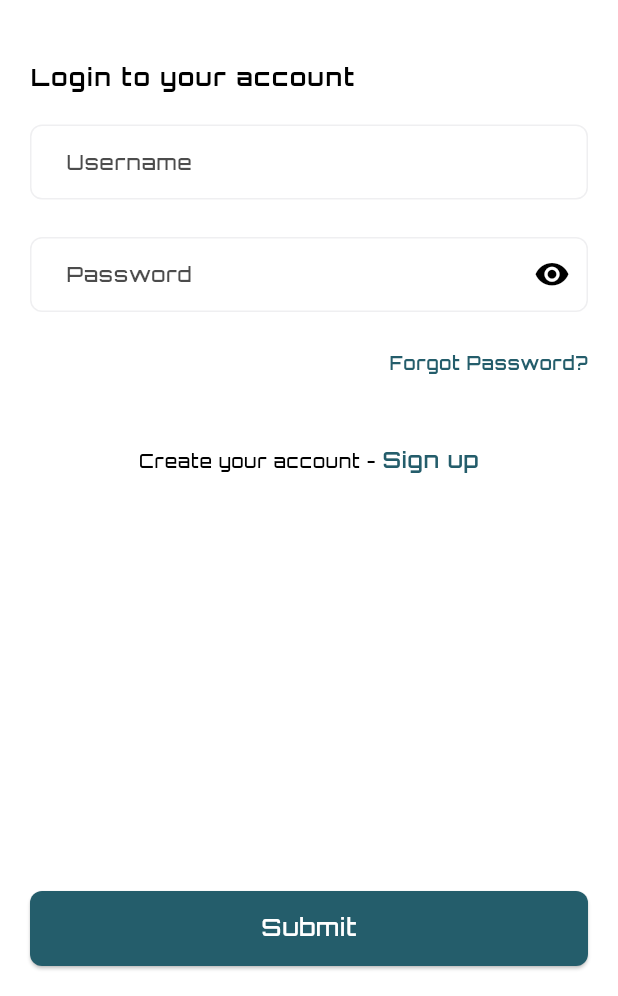
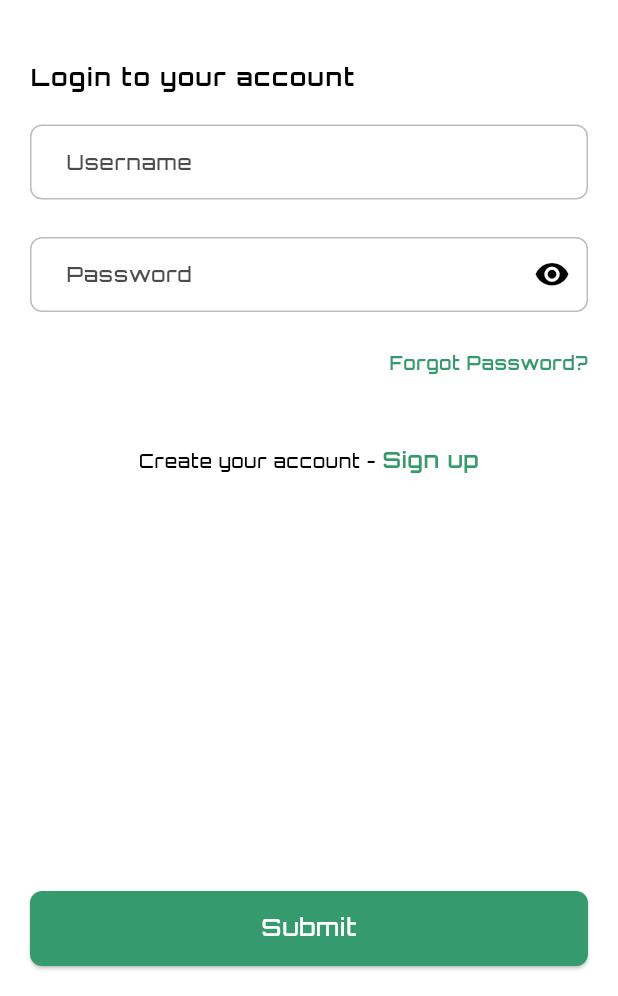
Before and after one commit to SatyaMirthipati/money_transact, a Flutter app: the screen it shows after launch, on a phone screen of 412 x 824 dp, the part 240-1236 px from its top. Run offline on Flutter 3.47's test engine with Material 3 defaults, Android fonts, the phone set to English and light mode, and no system bars; our stand-ins replace bloc, dio, flutter_bloc, shared_preferences; statements that could not run were skipped.

Commit message:
Change colors in colors.dart

```diff
--- a/lib/resource/colors.dart
+++ b/lib/resource/colors.dart
@@ -1,9 +1,9 @@
 import 'package:flutter/material.dart';
 
 class MyColors {
-  static const primaryColor = Color(0xFF245D6B);
+  static const primaryColor = Color(0xFF369A6F);
   static const divider = Colors.black12;
-  static const border = Color(0xFF11111129);
+  static const border = Colors.black26;
   static const containerBorder = Color(0xFF24272C);
   static const background = Color(0xFFF8F8F8);
   static const card = Colors.white;
```
